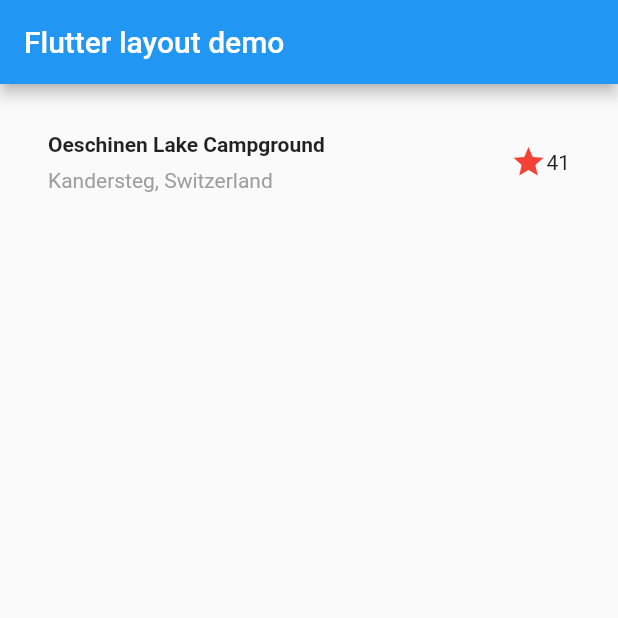
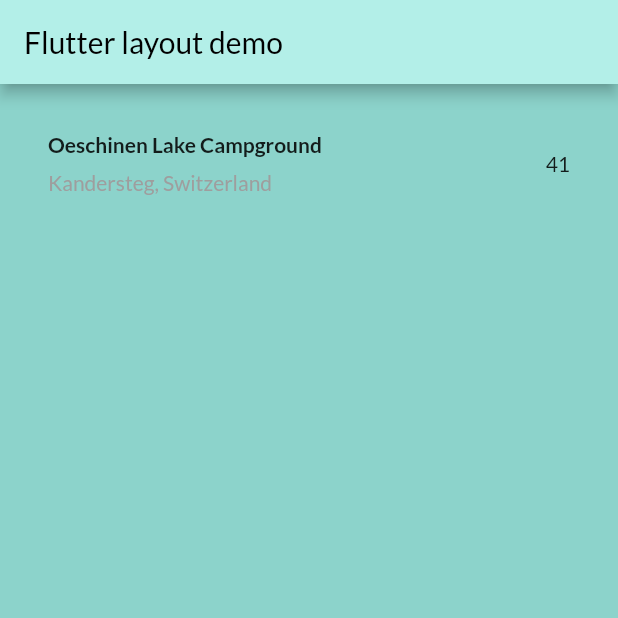
Before and after one commit to gtxn/weather-app-grp3, a Flutter app: the screen it shows after launch, on a phone screen of 412 x 824 dp, the top half of it. Run offline on Flutter 3.47's test engine with Material 2 defaults, Android fonts, the phone set to English and light mode, and no system bars; our stand-ins replace google_fonts.

Commit message:
added theme

```diff
--- /dev/null
+++ b/lib/assets/Constants.dart
@@ -0,0 +1,21 @@
+import 'package:flutter/material.dart';
+
+class Constants {
+  MaterialColor primary = const MaterialColor(0XFFB3EFE8, {
+    50: Color(0XFFFFFFFF),
+    100: Color(0xffE9FFFC),
+    200: Color(0xffE9FFFC),
+    300: Color(0XFFB3EFE8),
+    400: Color(0XFFB3EFE8),
+    500: Color(0XFFB3EFE8),
+    600: Color(0XFFB3EFE8),
+    700: Color(0xff549E96),
+    800: Color(0xff549E96),
+    900: Color(0xff549E96),
+  });
+  Color bg = const Color(0xFF8CD3CB);
+  Color white = const Color(0xFFFFFFFF);
+  Color lightBlue = const Color(0XFFE9FFFC);
+  Color darkGreen = const Color(0xFF33857B);
+  Color gray = const Color(0xFFB8CCCA);
+}
--- a/lib/main.dart
+++ b/lib/main.dart
@@ -1,4 +1,6 @@
 import 'package:flutter/material.dart';
+import 'package:google_fonts/google_fonts.dart';
+import 'package:weather_app/assets/Constants.dart';
 
 void main() {
   runApp(const MyApp());
@@ -6,6 +8,7 @@ void main() {
 
 class MyApp extends StatelessWidget {
   const MyApp({super.key});
+  static Constants style = Constants();
 
   // This widget is the root of your application.
   @override
@@ -41,7 +44,7 @@ class MyApp extends StatelessWidget {
           /*3*/
           Icon(
             Icons.star,
-            color: Colors.red[500],
+            color: Constants().bg,
           ),
           const Text('41'),
         ],
@@ -60,8 +63,11 @@ class MyApp extends StatelessWidget {
             // or simply save your changes to "hot reload" in a Flutter IDE).
             // Notice that the counter didn't reset back to zero; the application
             // is not restarted.
-          primarySwatch: Colors.blue,
-        ),
+            primarySwatch: style.primary,
+            scaffoldBackgroundColor: style.bg,
+            textTheme: GoogleFonts.latoTextTheme(Theme.of(context)
+                .textTheme
+                .copyWith(bodyLarge: TextStyle(color: style.primary[50])))),
         home: Scaffold(
             appBar: AppBar(
               title: const Text('Flutter layout demo'),
--- a/pubspec.yaml
+++ b/pubspec.yaml
@@ -35,6 +35,7 @@ dependencies:
   # The following adds the Cupertino Icons font to your application.
   # Use with the CupertinoIcons class for iOS style icons.
   cupertino_icons: ^1.0.2
+  google_fonts: ^4.0.4
 
 dev_dependencies:
   flutter_test:
```
Also changed, not shown: pubspec.lock, 10 other files. Lines whose indentation alone changed are shown as unchanged.
